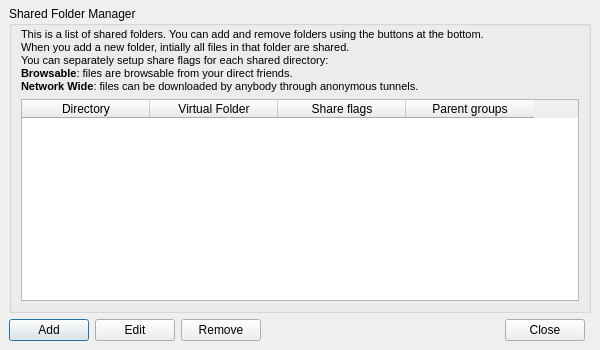
Before: the Qt Designer form retroshare-gui/src/gui/ShareManager.ui in RetroShare/RetroShare, drawn with Qt 5.
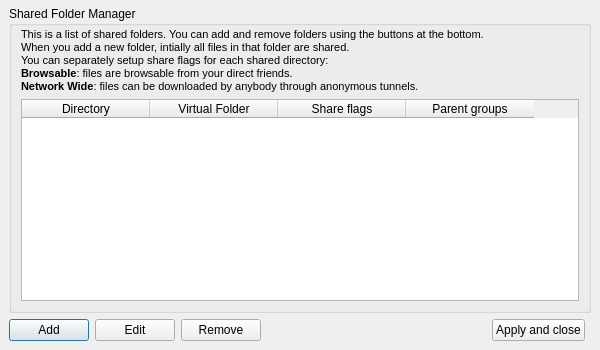
After: the same form once the commit is applied. Icons and pictures are not drawn. Custom widgets are drawn as their Qt base class.

Commit message: reduced calls to flags/group update code to the minimum, to avoid sending file lists except when the share manager / share dialog gets closed

Patch:
```diff
--- a/retroshare-gui/src/gui/ShareManager.ui
+++ b/retroshare-gui/src/gui/ShareManager.ui
@@ -208,7 +208,7 @@
       <item row="1" column="4">
        <widget class="QPushButton" name="closeButton">
         <property name="text">
-         <string>Close</string>
+         <string>Apply and close</string>
         </property>
        </widget>
       </item>
```
The commit also changes 3 other files.
